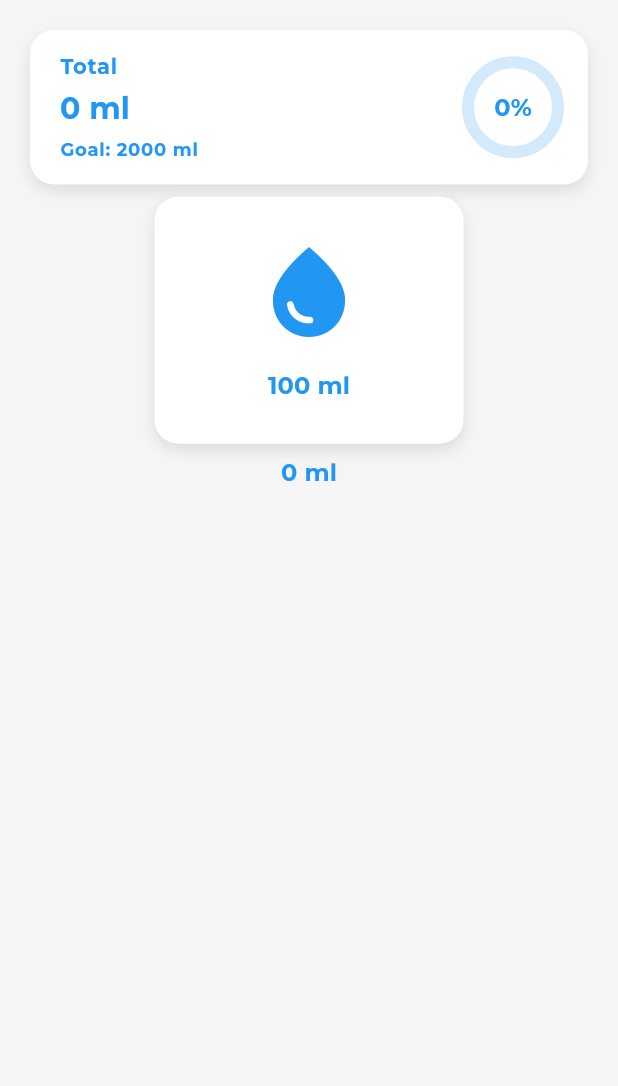
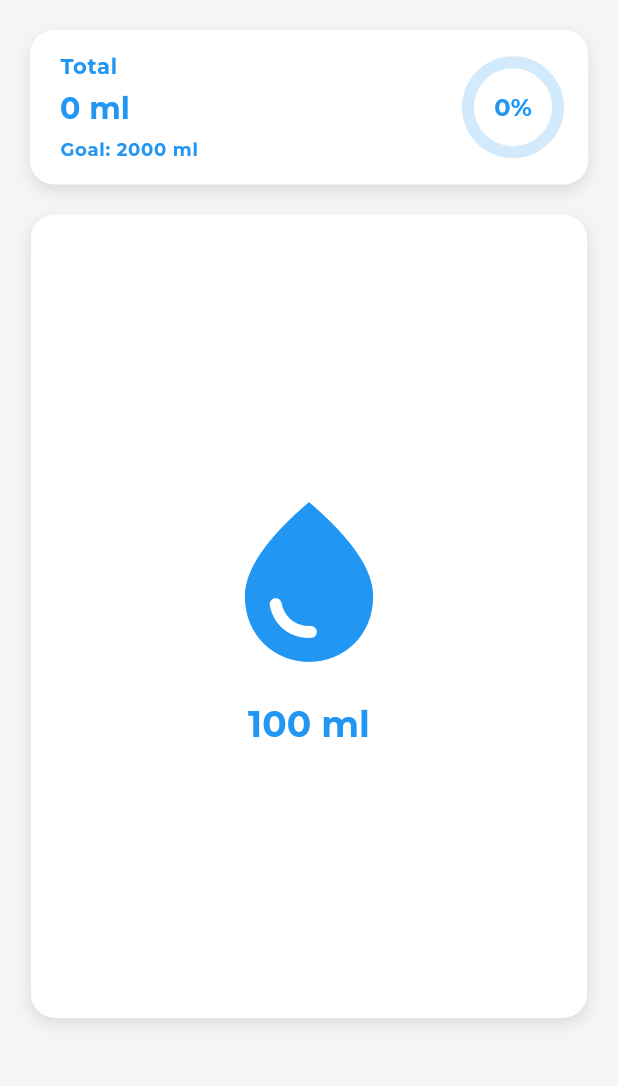
Before and after one commit to CowboyGH/water_tracker, a Flutter app: the screen it shows after launch, on a phone screen of 412 x 824 dp, the part 84-1170 px from its top. Run offline on Flutter 3.47's test engine with Material 3 defaults, Android fonts, the phone set to English and light mode, and no system bars; our stand-ins replace flutter_typeahead, get_it, go_router, google_fonts, shared_preferences.

Commit message:
fix: update main screen layout and water variant display
- Increased the height and width of the main screen container for better visibility
- Adjusted the margin to improve spacing on the main screen
- Updated the icon size in the water variant widget for enhanced clarity
- Changed text style in the water variant widget to titleLarge for better emphasis

This commit improves the user interface by enhancing the layout and visual elements of the main screen and water variant display, contributing to a more user-friendly experience.

```diff
--- a/lib/features/main/presentation/main_screen.dart
+++ b/lib/features/main/presentation/main_screen.dart
@@ -353,10 +353,9 @@ class _MainScreenState extends State<MainScreen> {
                 ),
                 Center(
                   child: Container(
-                    height: size.height * 0.2,
-                    width: size.width * 0.5,
-                    margin:
-                        const EdgeInsets.symmetric(horizontal: 16, vertical: 8),
+                    height: size.height * 0.65,
+                    width: size.width * 0.9,
+                    margin: EdgeInsets.only(top: 20),
                     decoration: BoxDecoration(
                       color: theme.colorScheme.surface,
                       borderRadius: BorderRadius.circular(16),
@@ -380,12 +379,6 @@ class _MainScreenState extends State<MainScreen> {
                     ),
                   ),
                 ),
-                Text(
-                  '$totalAmount ml',
-                  style: theme.textTheme.labelLarge?.copyWith(
-                    color: theme.colorScheme.primary,
-                  ),
-                )
               ],
             ),
           ),
--- a/lib/features/main/presentation/widgets/water_variant.dart
+++ b/lib/features/main/presentation/widgets/water_variant.dart
@@ -13,13 +13,13 @@ class WaterVariant extends StatelessWidget {
       children: [
         Icon(
           waterAmount.icon,
-          size: 72,
+          size: 128,
           color: theme.colorScheme.primary,
         ),
         const SizedBox(height: 15),
         Text(
           '${waterAmount.amount} ml',
-          style: theme.textTheme.labelLarge?.copyWith(
+          style: theme.textTheme.titleLarge?.copyWith(
             color: theme.colorScheme.primary,
           ),
         ),
```
